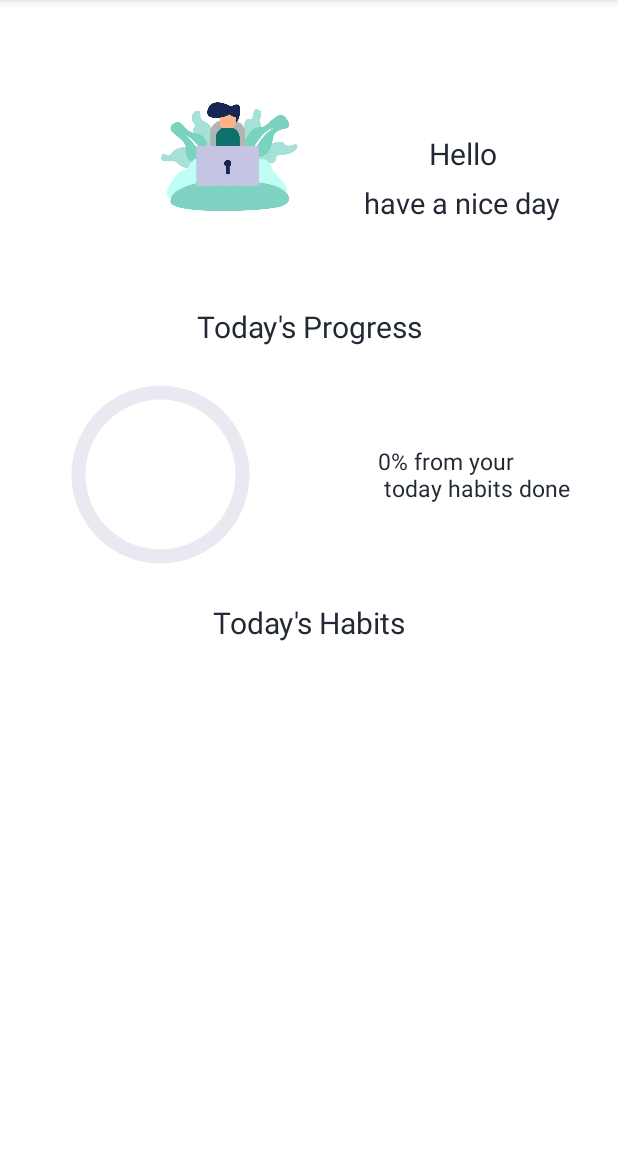
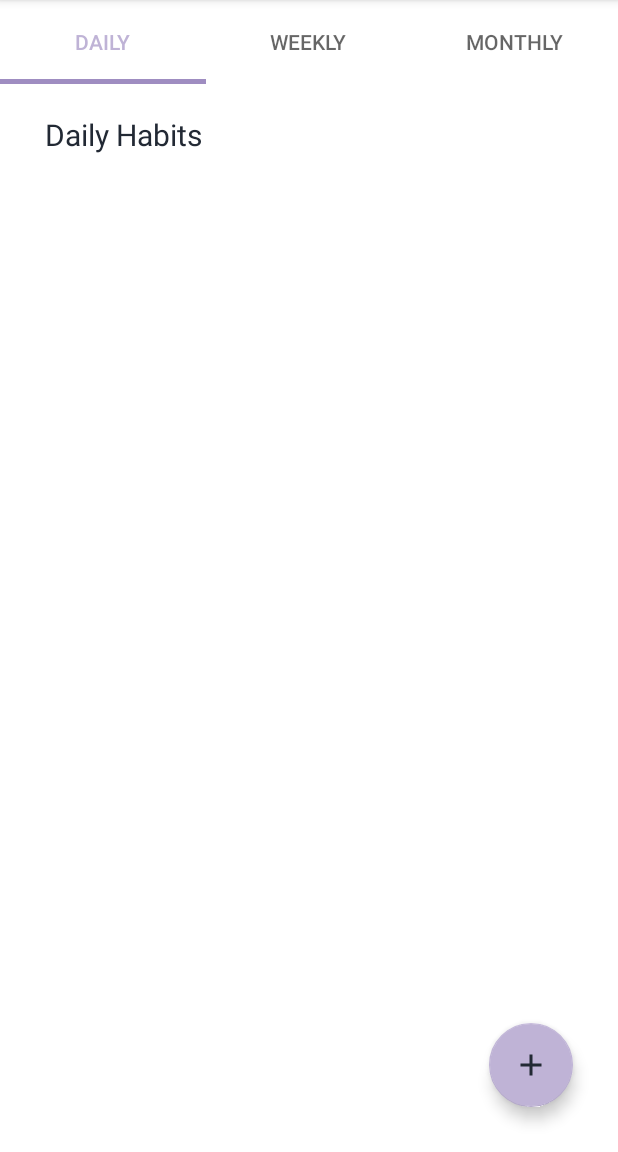
Before and after one commit to maryam2070/Habit_Tracker_Application, an Android app: the screen it shows after launch (MainActivity), on a phone screen of 412 x 824 dp, the part 84-1236 px from its top. Run offline under Robolectric (Android 15) with nearby library versions, the phone set to English and light mode, and no system bars; our stand-ins replace Firebase (no records; nobody signed in at launch, a user with empty details on screens opened directly).

Commit message:
add fragment habit list add its design set lists data

```diff
--- a/app/build.gradle
+++ b/app/build.gradle
@@ -70,4 +70,9 @@ dependencies {
 
     implementation "androidx.lifecycle:lifecycle-extensions:2.2.0"
 
+
+    //implementation 'com.github.prolificinteractive:material-calendarview:2.0.0'
+    //implementation 'com.github.bumptech.glide:glide:4.12.0'
+    //implementation "com.github.kevingermainbusiness:ItemDecorator:1.0.16"
+
 }
--- a/app/src/main/java/com/example/habittrackerapplication/ui/adapters/HabitAdapter.kt
+++ b/app/src/main/java/com/example/habittrackerapplication/ui/adapters/HabitAdapter.kt
@@ -23,7 +23,7 @@ import java.util.*
 import kotlin.collections.ArrayList
 
 
-class HabitAdapter(val context: Context ,val list:ArrayList<Habit>):
+class HabitAdapter(val context: Context ,val list:ArrayList<Habit>,val isRadioBtnEnabled:Boolean=true):
     RecyclerView.Adapter<RecyclerView.ViewHolder>() {
 
     private class ViewHolder(view: View): RecyclerView.ViewHolder(view) {}
@@ -47,13 +47,17 @@ class HabitAdapter(val context: Context ,val list:ArrayList<Habit>):
                 .into(holder.itemView.findViewById(R.id.icon_iv))*/
 
             //holder.itemView.findViewById<RadioButton>(R.id.complete_rb).isEnabled=isEnabled
-            if(model.isChecked)
-            {
-                binding.completeRb.visibility=View.INVISIBLE
-                binding.completeIv.visibility=View.VISIBLE
+            if(isRadioBtnEnabled) {
+                if (model.isChecked) {
+                    binding.completeRb.visibility = View.INVISIBLE
+                    binding.completeIv.visibility = View.VISIBLE
+                } else {
+                    binding.completeRb.visibility = View.VISIBLE
+                    binding.completeIv.visibility = View.INVISIBLE
+                }
             }else{
-                binding.completeRb.visibility=View.VISIBLE
-                binding.completeIv.visibility=View.INVISIBLE
+                binding.completeRb.visibility = View.INVISIBLE
+                binding.completeIv.visibility = View.INVISIBLE
             }
             holder.itemView.findViewById<RadioButton>(R.id.complete_rb).setOnCheckedChangeListener { compoundButton, b ->
                /* if(model.isChecked==(false) && isEnabled==true){
--- /dev/null
+++ b/app/src/main/java/com/example/habittrackerapplication/ui/fragments/HabitListFragment.kt
@@ -0,0 +1,254 @@
+package com.example.habittrackerapplication.ui.fragments
+
+import android.app.Dialog
+import android.content.Intent
+import android.graphics.Canvas
+import android.graphics.Typeface
+import android.os.Bundle
+import android.util.Log
+import androidx.fragment.app.Fragment
+import android.view.LayoutInflater
+import android.view.View
+import android.view.ViewGroup
+import android.widget.Button
+import androidx.core.content.ContentProviderCompat.requireContext
+import androidx.core.content.ContextCompat
+import androidx.lifecycle.ViewModelProvider
+import androidx.recyclerview.widget.ItemTouchHelper
+import androidx.recyclerview.widget.LinearLayoutManager
+import androidx.recyclerview.widget.RecyclerView
+import androidx.recyclerview.widget.RecyclerView.ItemDecoration
+import com.example.habittrackerapplication.R
+import com.example.habittrackerapplication.common.Resource
+import com.example.habittrackerapplication.databinding.FragmentHabitListBinding
+import com.example.habittrackerapplication.models.Habit
+import com.example.habittrackerapplication.repositories.FirebaseAuthRepo
+import com.example.habittrackerapplication.repositories.FirebaseRealTimeDatabaseRepo
+import com.example.habittrackerapplication.ui.adapters.HabitAdapter
+import com.example.habittrackerapplication.viewmodels.HabitListFragmentViewModel
+import com.example.habittrackerapplication.viewmodels.HomeFragmentViewModel
+import com.google.android.material.tabs.TabLayout
+import com.google.firebase.auth.FirebaseAuth
+import com.google.firebase.database.FirebaseDatabase
+import kotlinx.coroutines.CoroutineScope
+import kotlinx.coroutines.Dispatchers
+import kotlinx.coroutines.cancel
+import kotlinx.coroutines.launch
+import kotlin.reflect.typeOf
+
+// TODO: Rename parameter arguments, choose names that match
+// the fragment initialization parameters, e.g. ARG_ITEM_NUMBER
+private const val ARG_PARAM1 = "param1"
+private const val ARG_PARAM2 = "param2"
+
+/**
+ * A simple [Fragment] subclass.
+ * Use the [HabitListFragment.newInstance] factory method to
+ * create an instance of this fragment.
+ */
+class HabitListFragment : Fragment() {
+
+    lateinit var binding:FragmentHabitListBinding
+
+    val dailyHabits=ArrayList<Habit>()
+    val weeklyHabits=ArrayList<Habit>()
+    val monthlyHabits=ArrayList<Habit>()
+
+    val auhtRepo= FirebaseAuthRepo(FirebaseAuth.getInstance())
+    val dbRepo= FirebaseRealTimeDatabaseRepo(FirebaseDatabase.getInstance())
+    val viewModel: HabitListFragmentViewModel by lazy {
+        ViewModelProvider(this, HabitListFragmentViewModel.HabitListFragmentViewModelFactory(dbRepo)).get(
+            HabitListFragmentViewModel::class.java)
+    }
+    override fun onCreateView(
+        inflater: LayoutInflater, container: ViewGroup?,
+        savedInstanceState: Bundle?
+    ): View? {
+        binding= FragmentHabitListBinding.inflate(layoutInflater,container,false)
+
+        //viewModel.getAllHabits(auhtRepo.getCurUser()!!.uid)
+
+        viewModel.getAllHabits("EsH7YeqlzKTAnFjOjYGK6AUlTuG2")
+        CoroutineScope(Dispatchers.IO).launch {
+            viewModel.habits.collect {
+                when (it) {
+                    is Resource.Error ->
+                        Log.d("HomeFragment", "error ${it}")
+                    is Resource.Loading ->
+                        Log.d("HomeFragment", "Loading ${it}")
+                    is Resource.Success -> {
+                        setLists(it.data!!)
+                        setRecycler(dailyHabits)
+                        Log.d("HomeFragment", "success ${it.data}")
+
+                    }
+                }
+            }
+        }
+        binding.addHabitFb.setOnClickListener {
+         //navigate
+        }
+
+
+        binding.tabLayout.addOnTabSelectedListener(object : TabLayout.OnTabSelectedListener {
+            override fun onTabSelected(tab: TabLayout.Tab?) {
+                when (tab!!.position) {
+                    0 -> {
+                        binding.titleTv.text = "Daily habits"
+                        setRecycler(dailyHabits)
+
+                    }
+                    1 -> {
+                        binding.titleTv.text = "Weekly habits"
+                        setRecycler(weeklyHabits)
+
+                    }
+                    2 -> {
+                        binding.titleTv.text = "monthly_habits"
+                        setRecycler(monthlyHabits)
+
+                    }
+                }
+            }
+
+            override fun onTabUnselected(tab: TabLayout.Tab?) {
+
+            }
+
+            override fun onTabReselected(tab: TabLayout.Tab?) {
+
+            }
+
+        })
+        return binding.root
+    }
+
+    private fun setLists(data: ArrayList<Habit>) {
+        for (i in 0 until data.size) {
+            val type=data.get(i).type
+            when (type) {
+                "daily_habits" ->
+                    dailyHabits.add(data.get(i))
+                "weekly_habits" ->
+                    weeklyHabits.add(data.get(i))
+                "monthly_habits" ->
+                    monthlyHabits.add(data.get(i))
+
+            }
+        }
+    }
+
+    private fun setRecycler(list: ArrayList<Habit>) {
+        /*viewModel.setListByType(type)
+        viewModel.list.observe(viewLifecycleOwner, androidx.lifecycle.Observer {
+            if (it != null) {
+                list = it as ArrayList<Habit>
+                println("AAAAAAAAaa    " + list.toString())
+            }
+*/
+
+        CoroutineScope(Dispatchers.Main).launch {
+            binding.habitsRv.adapter = HabitAdapter(requireContext(), list,false)
+            binding.habitsRv.layoutManager = LinearLayoutManager(context)
+
+        }
+          /*  val simpleCallback = object :
+                ItemTouchHelper.SimpleCallback(
+                    0,
+                    ItemTouchHelper.LEFT
+                    //or ItemTouchHelper.RIGHT
+                ) {
+                override fun onMove(
+                    recyclerView: RecyclerView,
+                    viewHolder: RecyclerView.ViewHolder,
+                    target: RecyclerView.ViewHolder
+                ): Boolean = false
+
+                override fun onChildDraw(
+                    c: Canvas,
+                    recyclerView: RecyclerView,
+                    viewHolder: RecyclerView.ViewHolder,
+                    dX: Float,
+                    dY: Float,
+                    actionState: Int,
+                    isCurrentlyActive: Boolean
+                ) {
+
+                    // If you want to add a background, a text, an icon
+                    //  as the user swipes, this is where to start decorating
+                    //  I will link you to a library I created for that below
+
+                    super.onChildDraw(
+                        c,
+                        recyclerView,
+                        viewHolder,
+                        dX,
+                        dY,
+                        actionState,
+                        isCurrentlyActive
+                    )
+
+                    val colorAlert = ContextCompat.getColor(requireContext(), R.color.orange)
+                    val teal200 = ContextCompat.getColor(requireContext(), R.color.teal_200)
+                    val defaultWhiteColor = ContextCompat.getColor(requireContext(), R.color.white)
+
+
+                    ItemDecorator.Builder(c, recyclerView, viewHolder, dX, actionState).set(
+                        backgroundColorFromStartToEnd = colorAlert,
+                        backgroundColorFromEndToStart = teal200,
+                        textFromStartToEnd = "getString(R.string.action_delete)",
+                        textFromEndToStart = "Delete",
+                        textColorFromStartToEnd = defaultWhiteColor,
+                        textColorFromEndToStart = defaultWhiteColor,
+                        iconTintColorFromStartToEnd = defaultWhiteColor,
+                        iconTintColorFromEndToStart = defaultWhiteColor,
+                        textSizeFromStartToEnd = 16f,
+                        textSizeFromEndToStart = 16f,
+                        typeFaceFromStartToEnd = Typeface.DEFAULT_BOLD,
+                        typeFaceFromEndToStart = Typeface.SANS_SERIF,
+                        iconResIdFromStartToEnd = R.drawable.icon11,
+                        iconResIdFromEndToStart = R.drawable.ic_baseline_delete_24
+                    )
+                }
+
+                override fun onSwiped(viewHolder: RecyclerView.ViewHolder, direction: Int) {
+                    val position = viewHolder.adapterPosition
+                    when (direction) {
+                        ItemTouchHelper.LEFT -> {
+                            showConfirmDialog(position)
+
+                        }
+
+                    }
+                }
+            }
+            ItemTouchHelper(simpleCallback).attachToRecyclerView(binding.habitsRv)
+
+        })*/
+    }
+/*
+    private fun showConfirmDialog(position: Int) {
+        val dialog = Dialog(requireContext())
+
+        dialog.setContentView(R.layout.confirm_dialog)
+
+        dialog.show()
+        dialog.findViewById<Button>(R.id.yes_btn).setOnClickListener {
+            dialog.dismiss()
+            FirebaseDatabase.getInstance()
+                .reference.child("accounts")
+                .child(FirebaseAuth.getInstance().currentUser!!.uid)
+                .child("Habits")
+                .child(list.get(position).id!!).removeValue()
+                .addOnSuccessListener {
+                    viewModel.deleteHabit(list.get(position))
+                }
+
+        }
+
+        dialog.findViewById<Button>(R.id.no_btn).setOnClickListener {
+            dialog.dismiss()
+        }
+    }
+*/
+}
--- /dev/null
+++ b/app/src/main/java/com/example/habittrackerapplication/viewmodels/HabitListFragmentViewModel.kt
@@ -0,0 +1,52 @@
+package com.example.habittrackerapplication.viewmodels
+
+import android.util.Log
+import androidx.lifecycle.ViewModel
+import androidx.lifecycle.ViewModelProvider
+import androidx.lifecycle.viewModelScope
+import com.example.habittrackerapplication.common.Resource
+import com.example.habittrackerapplication.models.Habit
+import com.example.habittrackerapplication.repositories.FirebaseRealTimeDatabaseRepo
+import kotlinx.coroutines.flow.MutableStateFlow
+import kotlinx.coroutines.launch
+
+class HabitListFragmentViewModel (private val databaseRepo: FirebaseRealTimeDatabaseRepo
+): ViewModel() {
+
+
+    private val _habits = MutableStateFlow<Resource<ArrayList<Habit>>>(Resource.Loading())
+    val habits: MutableStateFlow<Resource<ArrayList<Habit>>>
+        get() = _habits
+
+
+    fun getAllHabits(userId:String) = viewModelScope.launch {
+        databaseRepo.getAllHabits(userId).collect{
+            when(it)
+            {
+                is Resource.Error ->
+                    Log.d("HabitListFragmentViewModel", "error ${it}")
+                is Resource.Loading ->
+                    Log.d("HabitListFragmentViewModel", "Loading ${it}")
+                is Resource.Success ->{
+                    _habits.value=it
+                    Log.d("HabitListFragmentViewModel", "success ${it.data}")
+
+                }
+            }
+        }
+    }
+
+
+
+    class HabitListFragmentViewModelFactory(
+        private val databaseRepo: FirebaseRealTimeDatabaseRepo
+    ) : ViewModelProvider.Factory {
+        override fun <T : ViewModel> create(modelClass: Class<T>): T {
+            if (modelClass.isAssignableFrom(HabitListFragmentViewModel::class.java)) {
+                @Suppress("UNCHECKED_CAST")
+                return HabitListFragmentViewModel(databaseRepo) as T
+            }
+            throw IllegalArgumentException("Unable to construct view model")
+        }
+    }
+}
--- /dev/null
+++ b/app/src/main/res/layout/fragment_habit_list.xml
@@ -0,0 +1,78 @@
+<?xml version="1.0" encoding="utf-8"?>
+<androidx.constraintlayout.widget.ConstraintLayout xmlns:android="http://schemas.android.com/apk/res/android"
+    xmlns:app="http://schemas.android.com/apk/res-auto"
+    xmlns:tools="http://schemas.android.com/tools"
+    android:layout_width="match_parent"
+    android:layout_height="match_parent"
+    tools:context=".ui.fragments.HabitListFragment">
+
+    <com.google.android.material.tabs.TabLayout
+        android:id="@+id/tab_layout"
+        style="@style/CustomTabLayout"
+        android:layout_width="match_parent"
+        android:layout_height="?attr/actionBarSize"
+        app:layout_constraintBottom_toTopOf="@+id/title_tv"
+        app:layout_constraintEnd_toEndOf="parent"
+        app:layout_constraintHorizontal_bias="0.5"
+        app:layout_constraintStart_toStartOf="parent"
+        app:layout_constraintTop_toTopOf="parent"
+        app:layout_constraintVertical_chainStyle="spread"
+        app:tabGravity="fill"
+        app:tabMode="fixed">
+
+
+        <com.google.android.material.tabs.TabItem
+            android:layout_width="wrap_content"
+            android:layout_height="wrap_content"
+            android:text="Daily" />
+
+        <com.google.android.material.tabs.TabItem
+            android:layout_width="wrap_content"
+            android:layout_height="wrap_content"
+            android:text="Weekly" />
+
+        <com.google.android.material.tabs.TabItem
+            android:layout_width="wrap_content"
+            android:layout_height="wrap_content"
+            android:text="monthly" />
+
+    </com.google.android.material.tabs.TabLayout>
+
+
+    <TextView
+        android:id="@+id/title_tv"
+        android:layout_width="0dp"
+        android:layout_height="wrap_content"
+        android:layout_marginStart="30dp"
+        android:layout_marginTop="20dp"
+        android:text="Daily Habits"
+        android:textSize="20dp"
+        app:layout_constraintBottom_toTopOf="@+id/habits_rv"
+        app:layout_constraintStart_toStartOf="parent"
+        app:layout_constraintTop_toBottomOf="@+id/tab_layout" />
+
+
+    <androidx.recyclerview.widget.RecyclerView
+        android:id="@+id/habits_rv"
+        android:layout_width="match_parent"
+        android:layout_height="0dp"
+        android:nestedScrollingEnabled="false"
+        app:layout_constraintEnd_toEndOf="parent"
+        app:layout_constraintHorizontal_bias="0.5"
+        app:layout_constraintStart_toStartOf="parent"
+        app:layout_constraintTop_toBottomOf="@+id/title_tv" />
+
+
+    <com.google.android.material.floatingactionbutton.FloatingActionButton
+        android:id="@+id/add_habit_fb"
+        android:layout_width="wrap_content"
+        android:layout_height="wrap_content"
+        android:layout_marginEnd="30dp"
+        android:layout_marginBottom="30dp"
+        android:backgroundTint="@color/secondary_purple"
+        android:src="@drawable/ic_baseline_add_24"
+        app:layout_constraintBottom_toBottomOf="parent"
+        app:layout_constraintEnd_toEndOf="parent"
+        tools:ignore="ContentDescription" />
+
+</androidx.constraintlayout.widget.ConstraintLayout>
--- a/app/src/main/res/navigation/navigation.xml
+++ b/app/src/main/res/navigation/navigation.xml
@@ -3,7 +3,7 @@
     xmlns:app="http://schemas.android.com/apk/res-auto"
     xmlns:tools="http://schemas.android.com/tools"
     android:id="@+id/navigation"
-    app:startDestination="@id/homeFragment">
+    app:startDestination="@id/habitListFragment">
 
     <fragment
         android:id="@+id/splashFragment"
@@ -23,4 +23,9 @@
         android:name="com.example.habittrackerapplication.ui.fragments.HomeFragment"
         android:label="fragment_home"
         tools:layout="@layout/fragment_home" />
+    <fragment
+        android:id="@+id/habitListFragment"
+        android:name="com.example.habittrackerapplication.ui.fragments.HabitListFragment"
+        android:label="fragment_habit_list"
+        tools:layout="@layout/fragment_habit_list" />
 </navigation>
```
